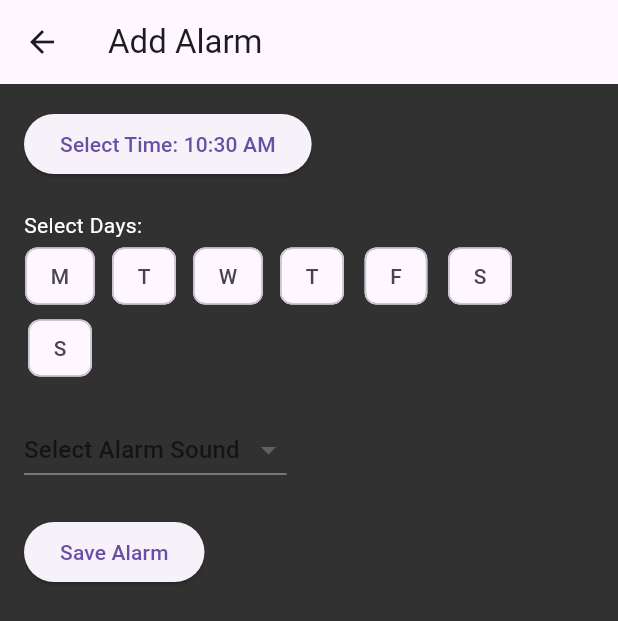
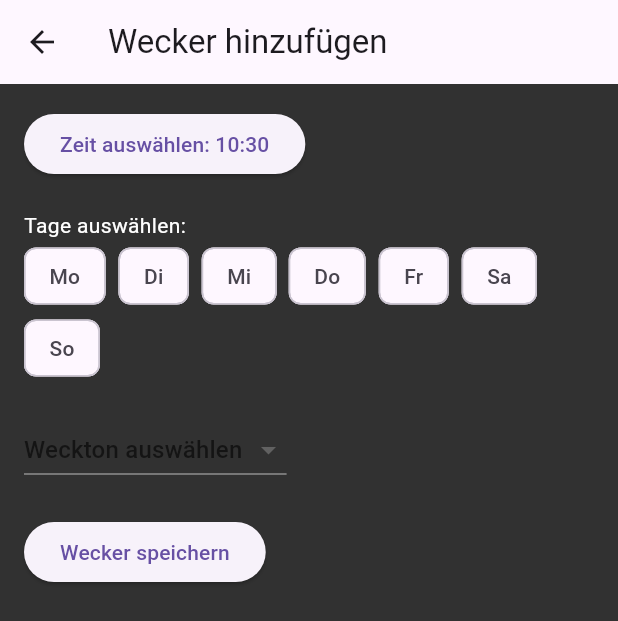
Before and after one commit to Wolanden/solve_alarm, a Flutter app: the screen it shows after launch, after a tap on the "add" icon, on a phone screen of 412 x 824 dp. Shown: the top 621 px of the screen. Run offline on Flutter 3.47's test engine with Material 3 defaults, Android fonts, the phone set to English and light mode, and no system bars; our stand-ins replace audioplayers.

Commit message:
added alarm ringing

```diff
--- a/solve_alarm/lib/main.dart
+++ b/solve_alarm/lib/main.dart
@@ -2,6 +2,7 @@ import 'package:flutter/material.dart';
 import 'package:solve_alarm/pages/add_alarm_screen.dart';
 import 'package:solve_alarm/pages/edit_alarm_screen.dart';
 import 'package:audioplayers/audioplayers.dart';
+import 'dart:async';
 
 void main() {
   runApp(const MyApp());
@@ -22,7 +23,7 @@ class MyApp extends StatelessWidget {
     );
   }
 }
-
+// Main screen of the alarm app
 class AlarmScreen extends StatefulWidget {
   const AlarmScreen({super.key});
 
@@ -31,21 +32,94 @@ class AlarmScreen extends StatefulWidget {
 }
 
 class _AlarmScreenState extends State<AlarmScreen> {
-  List<Map<String, dynamic>> alarms = [];
-  final AudioPlayer _audioPlayer = AudioPlayer();
+  List<Map<String, dynamic>> alarms = []; // List to store all alarms
+  final AudioPlayer _audioPlayer = AudioPlayer(); // Audio player for alarm sounds
+  Timer? _timer; // Timer to periodically check alarms
+  Map<String, dynamic>? _currentlyRingingAlarm; // Currently active alarm
+
+  @override
+  void initState() {
+    super.initState();
+    _startAlarmChecker();
+  }
 
   @override
   void dispose() {
+    _timer?.cancel();
     _audioPlayer.dispose();
     super.dispose();
   }
+  // Start a periodic timer to check alarms
+  void _startAlarmChecker() {
+    _timer = Timer.periodic(const Duration(seconds: 1), (timer) {
+      _checkAlarms();
+    });
+  }
+  // Check if any alarms should ring
+  void _checkAlarms() {
+    if (_currentlyRingingAlarm != null) {
+      // An alarm is already ringing, don't check for new alarms
+      return;
+    }
 
+    final now = DateTime.now();
+    final currentTime = '${now.hour.toString().padLeft(2, '0')}:${now.minute.toString().padLeft(2, '0')}';
+    final currentDay = now.weekday - 1; // 0 for Monday, 6 for Sunday
+
+    for (var alarm in alarms) {
+      if (alarm['isActive'] &&
+          alarm['time'] == currentTime &&
+          alarm['days'][currentDay]) {
+        _ringAlarm(alarm);
+        break;
+      }
+    }
+  }
+  // Trigger the alarm
+  void _ringAlarm(Map<String, dynamic> alarm) {
+    setState(() {
+      _currentlyRingingAlarm = alarm;
+    });
+    _audioPlayer.play(AssetSource('sounds/${alarm['sound']}'));
+    _audioPlayer.setReleaseMode(ReleaseMode.loop);
+    _showAlarmDialog(alarm);
+  }
+  // Show a dialog when an alarm is ringing
+  void _showAlarmDialog(Map<String, dynamic> alarm) {
+    showDialog(
+      context: context,
+      barrierDismissible: false,
+      builder: (BuildContext context) {
+        return AlertDialog(
+          title: const Text('Alarm!'),
+          content: Text('Zeit: ${alarm['time']}'),
+          actions: <Widget>[
+            TextButton(
+              child: const Text('Stoppen'),
+              onPressed: () {
+                _stopAlarm();
+                Navigator.of(context).pop();
+              },
+            ),
+          ],
+        );
+      },
+    );
+  }
+  // Stop the currently ringing alarm
+  void _stopAlarm() {
+    _audioPlayer.stop();
+    setState(() {
+      _currentlyRingingAlarm = null;
+    });
+  }
+  // Add a new alarm to the list
   void _addAlarm(Map<String, dynamic> newAlarm) {
     setState(() {
       alarms.add({...newAlarm, 'isActive': true});
     });
   }
-
+  // Toggle an alarm's active state
   void _toggleAlarmActive(int index, bool isActive) {
     setState(() {
       alarms[index]['isActive'] = isActive;
@@ -65,13 +139,16 @@ class _AlarmScreenState extends State<AlarmScreen> {
         itemBuilder: (context, index) {
           final alarm = alarms[index];
           return Container(
+            // ... (UI code for each alarm item)
             margin: const EdgeInsets.all(20),
             padding: const EdgeInsets.all(10),
             decoration: BoxDecoration(
               color: const Color.fromARGB(255, 112, 112, 112),
               borderRadius: BorderRadius.circular(10),
             ),
-            child: Row(
+            child: Column(
+              children: [
+                Row(
                   mainAxisAlignment: MainAxisAlignment.center,
                   children: [
                     Text(alarm['time'],
@@ -128,6 +205,30 @@ class _AlarmScreenState extends State<AlarmScreen> {
                     ),
                   ],
                 ),
+                const SizedBox(height: 10),
+                Row(
+                  mainAxisAlignment: MainAxisAlignment.center,
+                  children: [
+                    for (int i = 0; i < 7; i++)
+                      Container(
+                        margin: const EdgeInsets.symmetric(horizontal: 2),
+                        padding: const EdgeInsets.all(4),
+                        decoration: BoxDecoration(
+                          color: alarm['days'][i] ? Colors.blue : Colors.grey,
+                          borderRadius: BorderRadius.circular(4),
+                        ),
+                        child: Text(
+                          ['Mo', 'Di', 'Mi', 'Do', 'Fr', 'Sa', 'So'][i],
+                          style: TextStyle(
+                            color: alarm['days'][i] ? Colors.white : Colors.black,
+                            fontSize: 12,
+                          ),
+                        ),
+                      ),
+                  ],
+                ),
+              ],
+            ),
           );
         },
       ),
--- a/solve_alarm/lib/pages/add_alarm_screen.dart
+++ b/solve_alarm/lib/pages/add_alarm_screen.dart
@@ -1,8 +1,9 @@
 import 'package:flutter/material.dart';
 import 'package:audioplayers/audioplayers.dart';
 
+// Screen for adding a new alarm
 class AddAlarmScreen extends StatefulWidget {
-  final Function(Map<String, dynamic>) onAlarmAdded;
+  final Function(Map<String, dynamic>) onAlarmAdded; // Callback function to add the new alarm
 
   const AddAlarmScreen({super.key, required this.onAlarmAdded});
 
@@ -11,12 +12,12 @@ class AddAlarmScreen extends StatefulWidget {
 }
 
 class _AddAlarmScreenState extends State<AddAlarmScreen> {
-  TimeOfDay _selectedTime = TimeOfDay.now();
-  final List<bool> _selectedDays = List.generate(7, (_) => false);
-  String _selectedSound = '';
-  final AudioPlayer _audioPlayer = AudioPlayer();
+  TimeOfDay _selectedTime = TimeOfDay.now(); // Selected alarm time
+  final List<bool> _selectedDays = List.generate(7, (_) => false); // Selected days for the alarm
+  String _selectedSound = ''; // Selected alarm sound
+  final AudioPlayer _audioPlayer = AudioPlayer(); // Audio player for previewing sounds
 
-  // List of available sounds (update this with your actual sound file names)
+  // List of available alarm sounds
   final List<String> _availableSounds = [
     'Allstar.mp3',
     'BlackBanjocore.mp3',
@@ -35,22 +36,36 @@ class _AddAlarmScreenState extends State<AddAlarmScreen> {
     super.dispose();
   }
 
+  // Format TimeOfDay to string
+  String _formatTimeOfDay(TimeOfDay time) {
+    final hour = time.hour.toString().padLeft(2, '0');
+    final minute = time.minute.toString().padLeft(2, '0');
+    return '$hour:$minute';
+  }
+
   @override
   Widget build(BuildContext context) {
     return Scaffold(
       appBar: AppBar(
-        title: const Text('Add Alarm'),
+        title: const Text('Wecker hinzufügen'),
       ),
       body: Padding(
         padding: const EdgeInsets.all(16.0),
         child: Column(
           crossAxisAlignment: CrossAxisAlignment.start,
           children: [
+            // Time picker button
             ElevatedButton(
               onPressed: () async {
                 final TimeOfDay? picked = await showTimePicker(
                   context: context,
                   initialTime: _selectedTime,
+                  builder: (BuildContext context, Widget? child) {
+                    return MediaQuery(
+                      data: MediaQuery.of(context).copyWith(alwaysUse24HourFormat: true),
+                      child: child!,
+                    );
+                  },
                 );
                 if (picked != null && picked != _selectedTime) {
                   setState(() {
@@ -58,15 +73,16 @@ class _AddAlarmScreenState extends State<AddAlarmScreen> {
                   });
                 }
               },
-              child: Text('Select Time: ${_selectedTime.format(context)}'),
+              child: Text('Zeit auswählen: ${_formatTimeOfDay(_selectedTime)}'),
             ),
             const SizedBox(height: 20),
-            const Text('Select Days:', style: TextStyle(color: Colors.white)),
+            // Day selection
+            const Text('Tage auswählen:', style: TextStyle(color: Colors.white)),
             Wrap(
               spacing: 8.0,
               children: List.generate(7, (index) {
                 return FilterChip(
-                  label: Text(['M', 'T', 'W', 'T', 'F', 'S', 'S'][index]),
+                  label: Text(['Mo', 'Di', 'Mi', 'Do', 'Fr', 'Sa', 'So'][index]),
                   selected: _selectedDays[index],
                   onSelected: (bool selected) {
                     setState(() {
@@ -77,9 +93,10 @@ class _AddAlarmScreenState extends State<AddAlarmScreen> {
               }),
             ),
             const SizedBox(height: 20),
+            // Sound selection dropdown
             DropdownButton<String>(
               value: _selectedSound.isEmpty ? null : _selectedSound,
-              hint: const Text('Select Alarm Sound'),
+              hint: const Text('Weckton auswählen'),
               items: _availableSounds.map((String sound) {
                 return DropdownMenuItem<String>(
                   value: sound,
@@ -94,20 +111,21 @@ class _AddAlarmScreenState extends State<AddAlarmScreen> {
                 }
               },
             ),
+            // Sound preview button
             if (_selectedSound.isNotEmpty)
               ElevatedButton(
                 onPressed: () async {
                   await _audioPlayer
                       .play(AssetSource('sounds/$_selectedSound'));
                 },
-                child: const Text('Preview Sound'),
+                child: const Text('Ton abspielen'),
               ),
             const SizedBox(height: 20),
+            // Save alarm button
             ElevatedButton(
               onPressed: () {
                 final newAlarm = {
-                  'time':
-                      '${_selectedTime.hour.toString().padLeft(2, '0')}:${_selectedTime.minute.toString().padLeft(2, '0')}',
+                  'time': _formatTimeOfDay(_selectedTime),
                   'days': _selectedDays,
                   'sound': _selectedSound,
                   'isActive': true,
@@ -115,7 +133,7 @@ class _AddAlarmScreenState extends State<AddAlarmScreen> {
                 widget.onAlarmAdded(newAlarm);
                 Navigator.pop(context);
               },
-              child: const Text('Save Alarm'),
+              child: const Text('Wecker speichern'),
             ),
           ],
         ),
```
Lines whose indentation alone changed are shown as unchanged.
